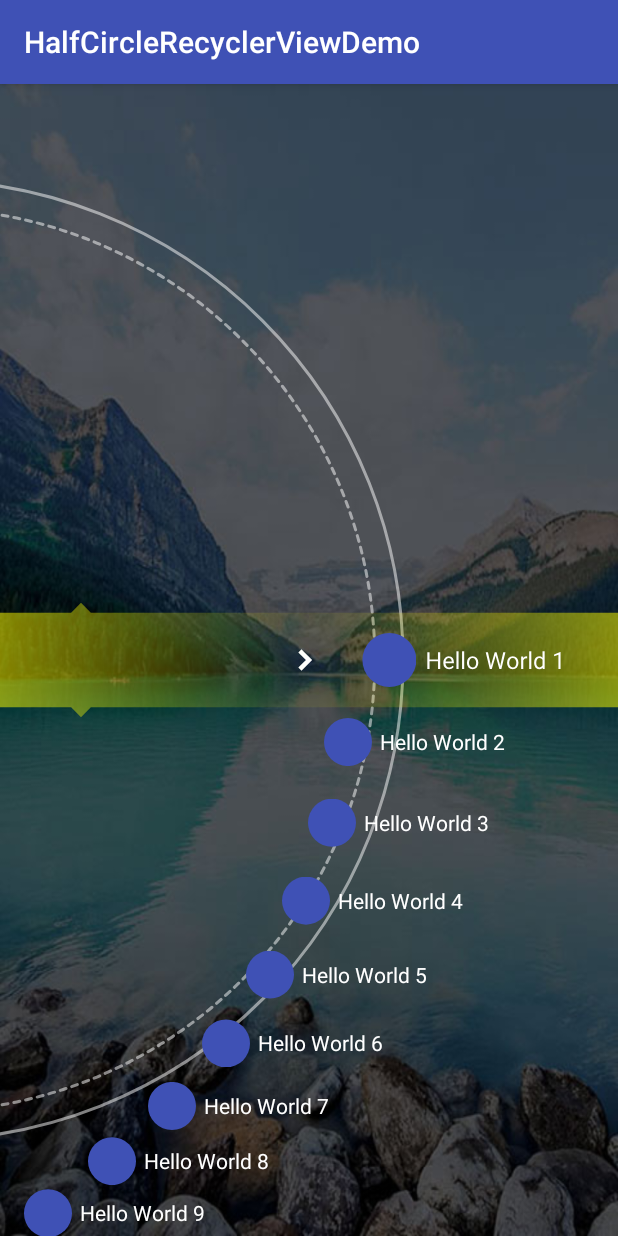
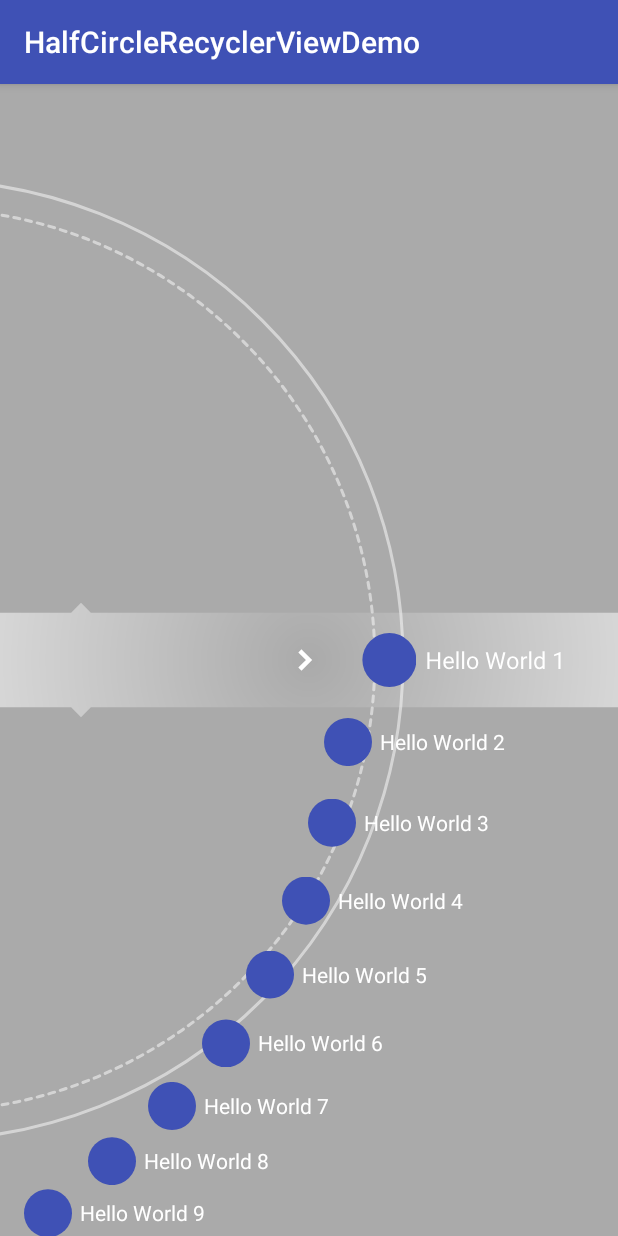
Before and after one commit to SachinR90/VWUiDemo, an Android app: the screen it shows after launch (MainActivity), on a phone screen of 412 x 824 dp. Run offline under Robolectric (Android 15) with nearby library versions, the phone set to English and light mode, and no system bars.

```diff
--- a/app/src/main/java/com/winjit/vwdemo/CurveView.java
+++ b/app/src/main/java/com/winjit/vwdemo/CurveView.java
@@ -128,7 +128,7 @@ public class CurveView extends View {
         gradientPath.lineTo(startX, endY);
         gradientPath.close();
         computRect.set(startX, startY, width, endY);
-        gradientPaint.setShader(new RadialGradient(computRect.centerX(), computRect.centerY(), (width / 2 + width / 3), Color.TRANSPARENT, Color.YELLOW, Shader.TileMode.MIRROR));
+        gradientPaint.setShader(new RadialGradient(computRect.centerX(), computRect.centerY(), (width / 2 + width / 3), Color.TRANSPARENT, Color.WHITE, Shader.TileMode.MIRROR));
         canvas.drawPath(gradientPath, gradientPaint);
     }
 }
--- a/app/src/main/res/layout/activity_main.xml
+++ b/app/src/main/res/layout/activity_main.xml
@@ -1,11 +1,10 @@
 <?xml version="1.0" encoding="utf-8"?>
 <RelativeLayout
     xmlns:android="http://schemas.android.com/apk/res/android"
-    xmlns:app="http://schemas.android.com/apk/res-auto"
     xmlns:tools="http://schemas.android.com/tools"
     android:layout_width="match_parent"
     android:layout_height="match_parent"
-    android:background="@drawable/bg_upload_documents"
+    android:background="@android:color/darker_gray"
     android:gravity="center"
     tools:context="com.winjit.vwdemo.MainActivity"
     >
@@ -18,9 +17,13 @@
     <FrameLayout
         android:layout_width="match_parent"
         android:layout_height="match_parent"
+        android:layout_alignParentEnd="true"
+        android:layout_alignParentRight="true"
+        android:layout_alignParentTop="true"
         android:clipChildren="false"
         android:clipToPadding="false"
         >
+
 
         <com.winjit.vwdemo.CenterEdgeItemsRecyclerView
             android:id="@+id/wrv"
```
Also changed, not shown: app/src/main/java/com/winjit/vwdemo/CenterEdgeItemsRecyclerView.java (+15 -0 lines), app/src/main/java/com/winjit/vwdemo/HalfCurveLayoutManager.java (+15 -0 lines), app/src/main/res/drawable/bg_upload_documents.jpg (deleted), 2 other files.
